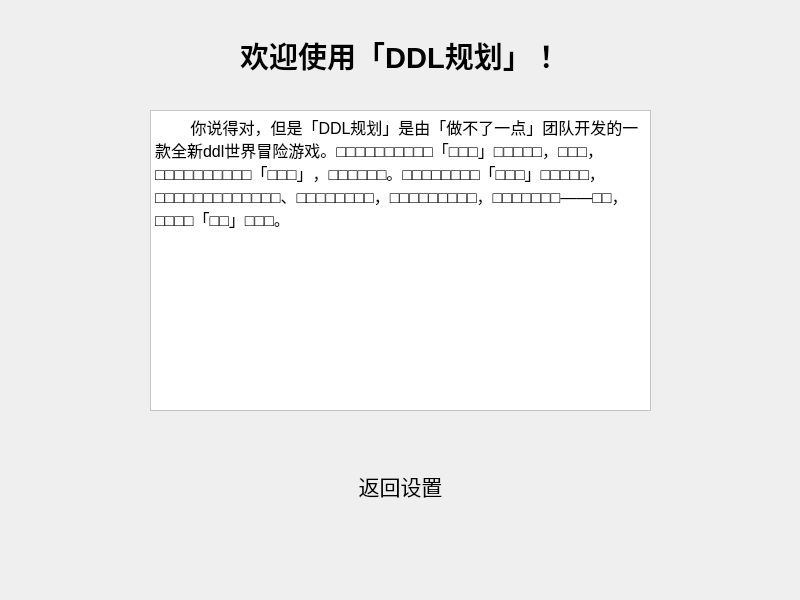
First picture: the form in task_manage/nothing.ui, repository ShiningCrevice/Qt_CXSJSXhw, before the edit.
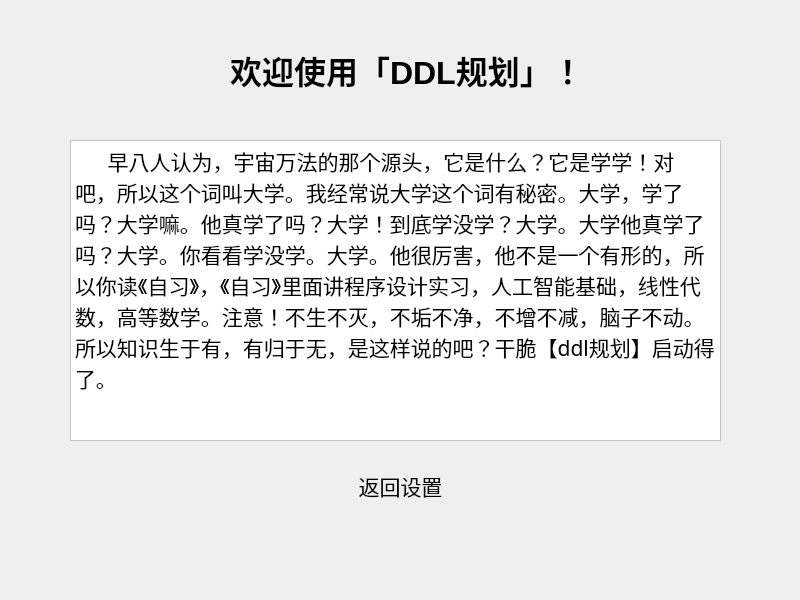
Second picture: the form after the edit.

What changed in the file:
```diff
--- a/task_manage/nothing.ui
+++ b/task_manage/nothing.ui
@@ -17,7 +17,7 @@
    <property name="geometry">
     <rect>
      <x>230</x>
-     <y>20</y>
+     <y>35</y>
      <width>341</width>
      <height>71</height>
     </rect>
@@ -27,18 +27,26 @@
 color: rgb(0, 0, 0);</string>
    </property>
    <property name="text">
-    <string>&lt;html&gt;&lt;head/&gt;&lt;body&gt;&lt;p align=&quot;center&quot;&gt;&lt;span style=&quot; font-family:'Microsoft YaHei UI'; font-size:22pt; font-weight:700;&quot;&gt;欢迎使用「DDL规划」！&lt;/span&gt;&lt;/p&gt;&lt;/body&gt;&lt;/html&gt;</string>
+    <string>&lt;html&gt;&lt;head/&gt;&lt;body&gt;&lt;p align=&quot;center&quot;&gt;&lt;span style=&quot; font-family:'Microsoft YaHei UI'; font-size:24pt; font-weight:700;&quot;&gt;欢迎使用「DDL规划」！&lt;/span&gt;&lt;/p&gt;&lt;/body&gt;&lt;/html&gt;</string>
    </property>
   </widget>
   <widget class="QTextBrowser" name="textBrowser">
    <property name="geometry">
     <rect>
-     <x>150</x>
-     <y>110</y>
-     <width>501</width>
+     <x>70</x>
+     <y>140</y>
+     <width>651</width>
      <height>301</height>
     </rect>
    </property>
+   <property name="font">
+    <font>
+     <family>华文中宋</family>
+     <pointsize>16</pointsize>
+     <italic>false</italic>
+     <bold>false</bold>
+    </font>
+   </property>
    <property name="styleSheet">
     <string notr="true">font: 12pt &quot;Microsoft YaHei UI&quot;;
 color: rgb(0, 0, 0);
@@ -51,8 +59,8 @@
 hr { height: 1px; border-width: 0; }
 li.unchecked::marker { content: &quot;\2610&quot;; }
 li.checked::marker { content: &quot;\2612&quot;; }
-&lt;/style&gt;&lt;/head&gt;&lt;body style=&quot; font-family:'Microsoft YaHei UI'; font-size:12pt; font-weight:400; font-style:normal;&quot;&gt;
-&lt;p style=&quot; margin-top:0px; margin-bottom:0px; margin-left:0px; margin-right:0px; -qt-block-indent:0; text-indent:0px;&quot;&gt;        你说得对，但是「DDL规划」是由「做不了一点」团队开发的一款全新ddl世界冒险游戏。□□□□□□□□□□「□□□」□□□□□，□□□，□□□□□□□□□□「□□□」，□□□□□□。□□□□□□□□「□□□」□□□□□，□□□□□□□□□□□□□、□□□□□□□□，□□□□□□□□□，□□□□□□□——□□，□□□□「□□」□□□。&lt;/p&gt;&lt;/body&gt;&lt;/html&gt;</string>
+&lt;/style&gt;&lt;/head&gt;&lt;body style=&quot; font-family:'华文中宋'; font-size:16pt; font-weight:400; font-style:normal;&quot;&gt;
+&lt;p style=&quot; margin-top:0px; margin-bottom:0px; margin-left:0px; margin-right:0px; -qt-block-indent:0; text-indent:0px;&quot;&gt;      早八人认为，宇宙万法的那个源头，它是什么？它是学学！对吧，所以这个词叫大学。我经常说大学这个词有秘密。大学，学了吗？大学嘛。他真学了吗？大学！到底学没学？大学。大学他真学了吗？大学。你看看学没学。大学。他很厉害，他不是一个有形的，所以你读《自习》，《自习》里面讲程序设计实习，人工智能基础，线性代数，高等数学。注意！不生不灭，不垢不净，不增不减，脑子不动。所以知识生于有，有归于无，是这样说的吧？干脆【ddl规划】启动得了。&lt;/p&gt;&lt;/body&gt;&lt;/html&gt;</string>
    </property>
   </widget>
   <widget class="QPushButton" name="pushButton">
```
Left out of the diff: 2 changed lines with no effect on the pictures.
